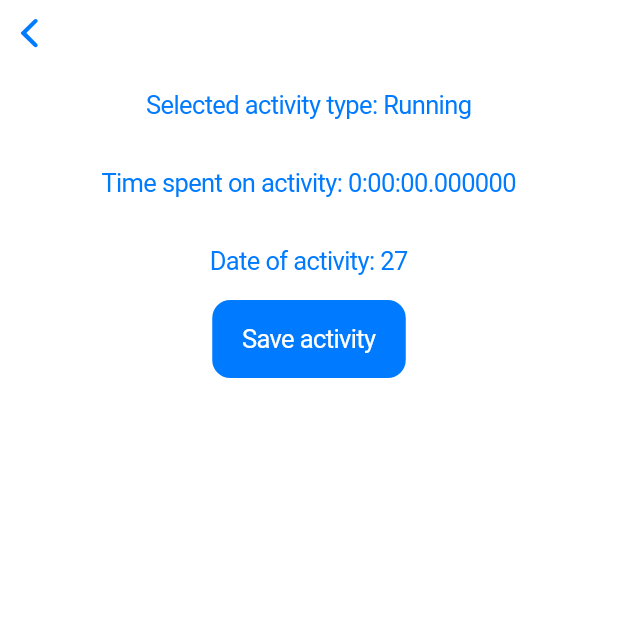
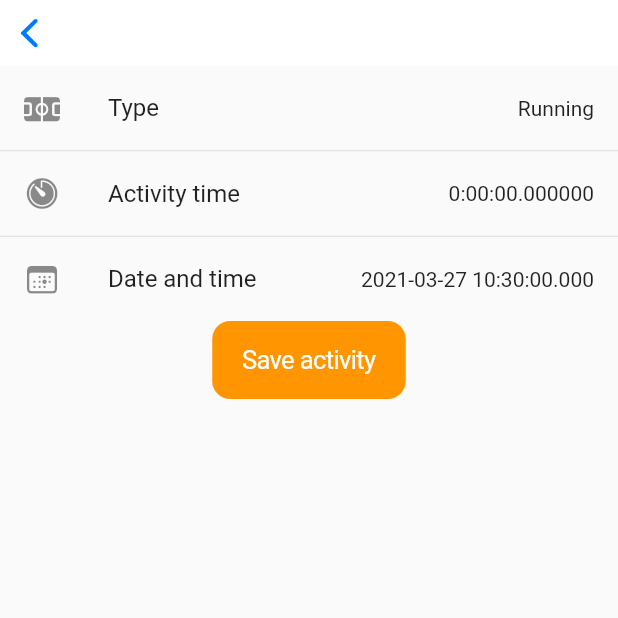
Before and after one commit to ThomasMol/BizzFitFrontEndApp, a Flutter app: the CreatePhysicalActivity screen opened directly, on a phone screen of 412 x 824 dp, the top half of it. Run offline on Flutter 3.47's test engine with Material 2 defaults, Android fonts, the phone set to English and light mode, and no system bars; our stand-ins replace flash, flutter_secure_storage; accounts and stored records are empty.

```diff
--- a/lib/activities/create_physical_activity_page.dart
+++ b/lib/activities/create_physical_activity_page.dart
@@ -1,4 +1,5 @@
 import 'package:flutter/cupertino.dart';
+import 'package:flutter/material.dart';
 import '../api.dart';
 
 class CreatePhysicalActivity extends StatefulWidget {
@@ -18,7 +19,6 @@ class _CreatePhysicalActivityState extends State<CreatePhysicalActivity> {
     'Walking',
     'Weightlifting',
   ];
-
   bool _isLoading = false;
 
   @override
@@ -26,23 +26,33 @@ class _CreatePhysicalActivityState extends State<CreatePhysicalActivity> {
     return CupertinoPageScaffold(
         navigationBar: CupertinoNavigationBar(),
         child: SafeArea(
-            child: Center(
-                child: Column(
+            child: Material(
+                child: Form(
+                    child: Column(
           children: [
-            CupertinoButton(
-              child: Text(
-                  'Selected activity type: ' + picker_values[_typePickerValue]),
-              onPressed: () => _showTypePicker(context),
+            ListTile(
+              leading: const Icon(CupertinoIcons.sportscourt_fill),
+              title: const Text('Type'),
+              trailing: Text(picker_values[_typePickerValue]),
+              onTap: () => _showTypePicker(context),
             ),
-            CupertinoButton(
-              child: Text(
-                  'Time spent on activity: ' + _timePickerValue.toString()),
-              onPressed: () => _showTimePicker(context),
+            const Divider(
+              height: 1.0,
             ),
-            CupertinoButton(
-              child:
-                  Text('Date of activity: ' + _datePickerValue.day.toString()),
-              onPressed: () => _showDatePicker(context),
+            ListTile(
+              leading: const Icon(CupertinoIcons.timer_fill),
+              title: const Text('Activity time'),
+              trailing: Text(_timePickerValue.toString()),
+              onTap: () => _showTimePicker(context),
+            ),
+            const Divider(
+              height: 1.0,
+            ),
+            ListTile(
+              leading: const Icon(CupertinoIcons.calendar_today),
+              title: const Text('Date and time'),
+              trailing: Text(_datePickerValue.toString()),
+              onTap: () => _showDatePicker(context),
             ),
             _isLoading
                 ? CupertinoActivityIndicator()
@@ -54,7 +64,7 @@ class _CreatePhysicalActivityState extends State<CreatePhysicalActivity> {
                     },
                   ),
           ],
-        ))));
+        )))));
   }
 
   void _showTypePicker(BuildContext context) {
--- a/lib/authentication/login_page.dart
+++ b/lib/authentication/login_page.dart
@@ -31,14 +31,14 @@ class _LoginPageState extends State<StatefulWidget> {
             child: Text('Login to BizzFit')),
         Padding(
             padding: EdgeInsets.symmetric(vertical: 10, horizontal: 50),
-            child: CupertinoTextField(
+            child: CupertinoTextField.borderless(
               controller: _emailTextController,
               keyboardType: TextInputType.emailAddress,
               placeholder: 'Email',
             )),
         Padding(
             padding: EdgeInsets.symmetric(vertical: 10, horizontal: 50),
-            child: CupertinoTextField(
+            child: CupertinoTextField.borderless(
               obscureText: true,
               controller: _passwordTextController,
               placeholder: 'Password',
--- a/lib/main.dart
+++ b/lib/main.dart
@@ -40,6 +40,7 @@ class _MyAppState extends State<MyApp> {
         home: _isLoggedIn ? HomeScreen() : LoginPage(),
         title: 'BizzFit',
         theme: CupertinoThemeData(
+          primaryColor: CupertinoColors.activeOrange,
             textTheme: CupertinoTextThemeData(
                 primaryColor: CupertinoColors.systemBlue)));
   }
```
Also changed, not shown: lib/activities/create_mental_state_page.dart (added, +101 -0 lines), lib/tabs/activity_tab.dart (+17 -12 lines), 1 other file.
